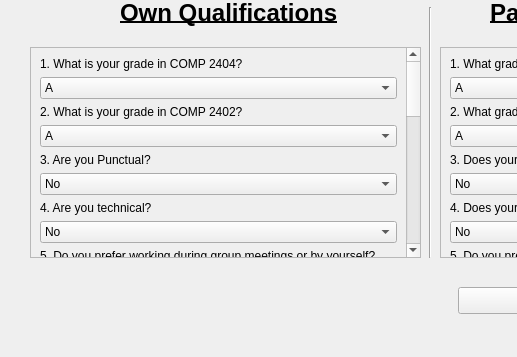
Above: all_Combined/editprofilepage.ui from aboodmufti/cupid before the change; both pictures show x 0 to 517 and y 243 to 600 of the 860 by 600 pixel window. Below: the same form after it.
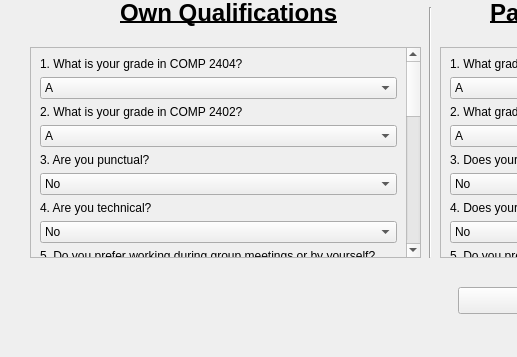
That is the form after the change.

Commit message: Fixed typos in questions

The edit to the form file:
```diff
--- a/all_Combined/editprofilepage.ui
+++ b/all_Combined/editprofilepage.ui
@@ -119,7 +119,7 @@
      <item>
       <widget class="QLabel" name="label_33">
        <property name="text">
-        <string>3. Are you Punctual?</string>
+        <string>3. Are you punctual?</string>
        </property>
        <property name="wordWrap">
         <bool>true</bool>
```
Left out of the diff: 2 changed lines with no effect on the pictures. The commit also changes 1 other file.
